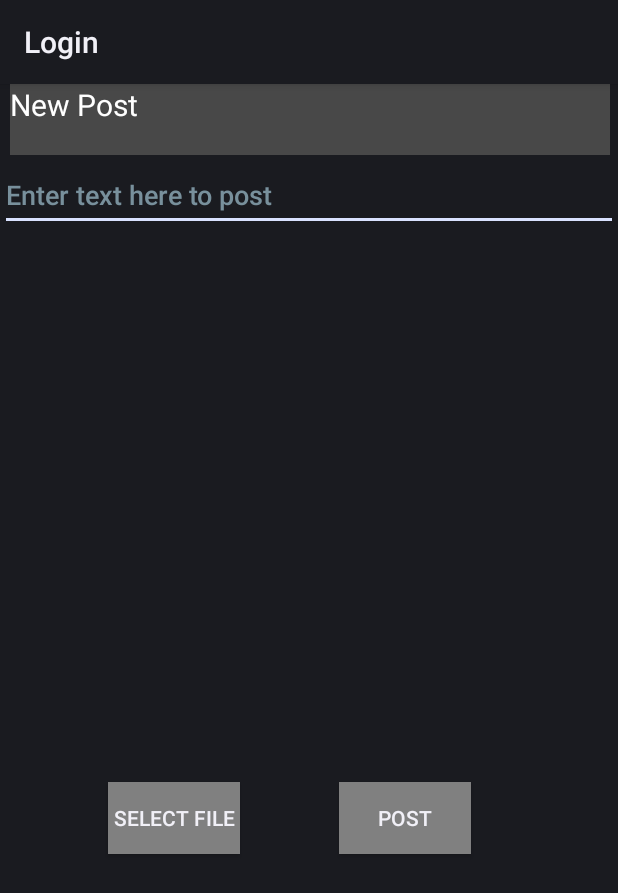
After one commit to haritha99ch/PUSL2023CourseWork, an Android app: the layout activity_add_new_post.xml on its own in the app's theme, with its tools: preview values and no code run, on a phone screen of 412 x 824 dp. The commit adds this screen. Shown: the top 893 px of the screen. Run offline under Robolectric (Android 15) with nearby library versions, the phone set to English and light mode, and no system bars.

Commit message:
add_new_post.xml designed and coded to add an image from the devices' local directory

```diff
--- a/app/src/main/AndroidManifest.xml
+++ b/app/src/main/AndroidManifest.xml
@@ -9,6 +9,9 @@
         android:roundIcon="@mipmap/ic_launcher_round"
         android:supportsRtl="true"
         android:theme="@style/Theme.Login">
+        <activity
+            android:name=".AddNewPost"
+            android:exported="false" />
         <activity
             android:name=".gamefeed"
             android:exported="false" />
--- a/app/src/main/java/com/example/login/gamefeed.kt
+++ b/app/src/main/java/com/example/login/gamefeed.kt
@@ -1,8 +1,10 @@
 package com.example.login
 
+import android.content.Intent
 import androidx.appcompat.app.AppCompatActivity
 import android.os.Bundle
 import android.os.PersistableBundle
+import android.widget.Button
 import androidx.fragment.app.Fragment
 import androidx.navigation.NavController
 import androidx.navigation.fragment.NavHostFragment
@@ -30,6 +32,7 @@ class gamefeed : AppCompatActivity() {
 
 
 
+
     }
 
 }
--- /dev/null
+++ b/app/src/main/res/layout/activity_add_new_post.xml
@@ -0,0 +1,76 @@
+<?xml version="1.0" encoding="utf-8"?>
+<androidx.constraintlayout.widget.ConstraintLayout xmlns:android="http://schemas.android.com/apk/res/android"
+    xmlns:app="http://schemas.android.com/apk/res-auto"
+    xmlns:tools="http://schemas.android.com/tools"
+    android:layout_width="match_parent"
+    android:layout_height="match_parent"
+    tools:context=".AddNewPost">
+
+    <TextView
+        android:id="@+id/new_post"
+        android:layout_width="400dp"
+        android:layout_height="47dp"
+        android:layout_marginBottom="8dp"
+        android:background="@color/bottom_nav_selected_item"
+        android:text="@string/new_post"
+        android:textColor="@color/white"
+        android:textSize="20sp"
+        app:layout_constraintBottom_toTopOf="@+id/postdescription"
+        app:layout_constraintEnd_toEndOf="parent"
+        app:layout_constraintHorizontal_bias="0.571"
+        app:layout_constraintStart_toStartOf="parent"
+        app:layout_constraintTop_toTopOf="parent"
+        app:layout_constraintVertical_bias="0.0" />
+
+    <EditText
+        android:id="@+id/postdescription"
+        android:layout_width="match_parent"
+        android:layout_height="wrap_content"
+        android:layout_marginTop="50dp"
+        android:hint="@string/enter_text_here_to_post"
+        android:importantForAutofill="no"
+        android:inputType="text"
+        android:minHeight="48dp"
+        android:textColorHint="#78909C"
+        app:layout_constraintEnd_toEndOf="parent"
+        app:layout_constraintHorizontal_bias="0.5"
+        app:layout_constraintStart_toStartOf="parent"
+        app:layout_constraintTop_toBottomOf="@id/new_post"
+        app:layout_constraintTop_toTopOf="parent"
+        tools:ignore="SpeakableTextPresentCheck" />
+
+    <ImageView
+        android:id="@+id/post"
+        android:layout_width="match_parent"
+        android:layout_height="wrap_content"
+        android:contentDescription="@string/post_image"
+        app:layout_constraintBottom_toBottomOf="parent"
+        app:layout_constraintEnd_toEndOf="parent"
+        app:layout_constraintStart_toStartOf="parent"
+        app:layout_constraintTop_toBottomOf="@+id/postdescription" />
+
+    <Button
+        android:id="@+id/filepickerbtn"
+        android:layout_width="wrap_content"
+        android:layout_height="wrap_content"
+        android:layout_marginStart="72dp"
+        android:layout_marginTop="32dp"
+        android:background="@color/grey"
+        android:text="@string/select_file"
+        app:layout_constraintStart_toStartOf="parent"
+        app:layout_constraintTop_toBottomOf="@+id/post" />
+
+    <Button
+        android:id="@+id/post_btn"
+        android:layout_width="wrap_content"
+        android:layout_height="wrap_content"
+        android:layout_marginTop="32dp"
+        android:layout_marginEnd="32dp"
+        android:background="@color/grey"
+        android:text="@string/post_btn"
+        app:layout_constraintEnd_toEndOf="parent"
+        app:layout_constraintStart_toEndOf="@+id/filepickerbtn"
+        app:layout_constraintTop_toBottomOf="@+id/post" />
+
+
+</androidx.constraintlayout.widget.ConstraintLayout>
--- a/app/src/main/res/values/strings.xml
+++ b/app/src/main/res/values/strings.xml
@@ -45,6 +45,12 @@
     <string name="commented_on_your_post">commented on your post</string>
     <string name="firstName">First Name</string>
     <string name="lastName">Last Name</string>
+    <string name="create_new_post">Create new Post</string>
+    <string name="post_image">post_image</string>
+    <string name="select_file">Select File</string>
+    <string name="post_btn">Post</string>
+    <string name="enter_text_here_to_post">Enter text here to post</string>
+    <string name="new_post">New Post</string>
 
 
 </resources>
```
Also changed, not shown: app/src/main/java/com/example/login/AddNewPost.kt (added, +46 -0 lines), app/src/main/java/com/example/login/feedsFragment.kt (+8 -0 lines), app/src/main/res/layout/fragment_feeds.xml (+8 -0 lines).
